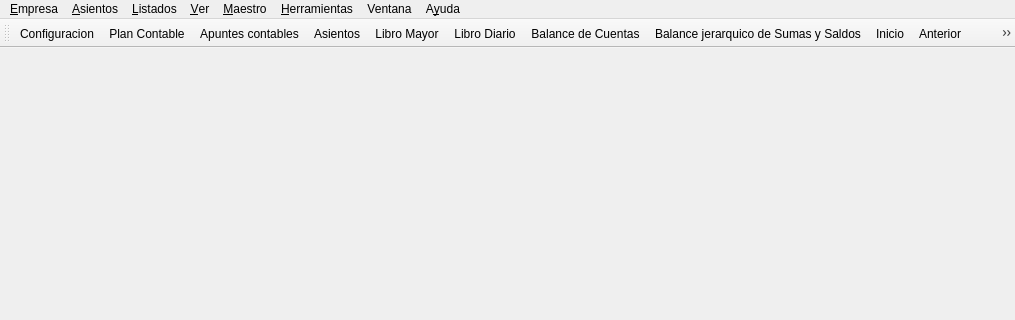
The window that bulmages/bulmacont/src/bulmacontbase.ui (eboladev/Bulmages-1) describes before a commit, drawn with Qt 5; both pictures show x 0 to 1015 and y 0 to 320 of the 1015 by 690 pixel window.
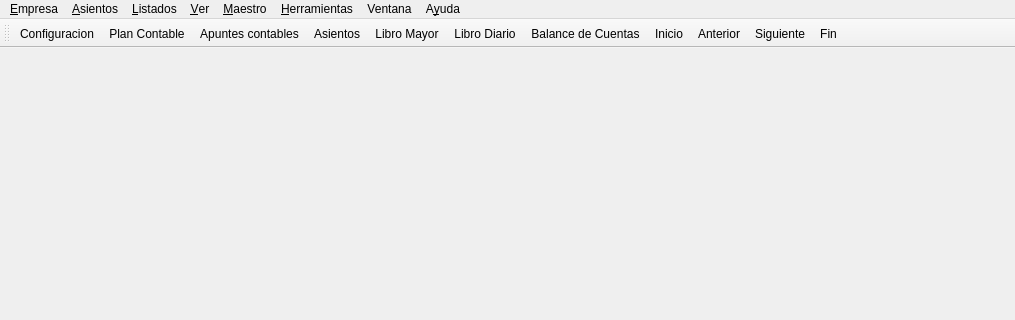
The same window after the commit. Icons and pictures are not drawn.

Commit message: Quito algunos botones que no son necesarios. Elimino toda la parte del balance jerarquico ya que esta integrada dentro del balance normal pulsando un checkbox.

What changed in the file:
```diff
--- a/bulmages/bulmacont/src/bulmacontbase.ui
+++ b/bulmages/bulmacont/src/bulmacontbase.ui
@@ -138,7 +138,6 @@
    <addaction name="actionLibro_Mayor" />
    <addaction name="actionLibro_Diario" />
    <addaction name="actionBalance_de_Cuentas" />
-   <addaction name="actionBalance_Jer_rquico_de_Sumas_y_Saldos" />
    <addaction name="actionInicio" />
    <addaction name="actionAnterior" />
    <addaction name="actionSiguiente" />
@@ -270,20 +269,6 @@
     <string>&amp;Balance de Cuentas</string>
    </property>
   </action>
-  <action name="actionBalance_Jer_rquico_de_Sumas_y_Saldos" >
-   <property name="icon" >
-    <iconset resource="../../bulmages.qrc" >:/BulmaCont32x32/images/png/i_arbolBalance.xpm</iconset>
-   </property>
-   <property name="text" >
-    <string>Balance &amp;jerarquico de Sumas y Saldos</string>
-   </property>
-   <property name="iconText" >
-    <string>Balance jerarquico de Sumas y Saldos</string>
-   </property>
-   <property name="toolTip" >
-    <string>Balance jerarquico de Sumas y Saldos</string>
-   </property>
-  </action>
   <action name="actionFormas_de_Pago" >
    <property name="text" >
     <string>Formas de &amp;pago</string>
```
Left out of the diff: 1 changed line with no effect on the pictures. The commit also changes 18 other files.
